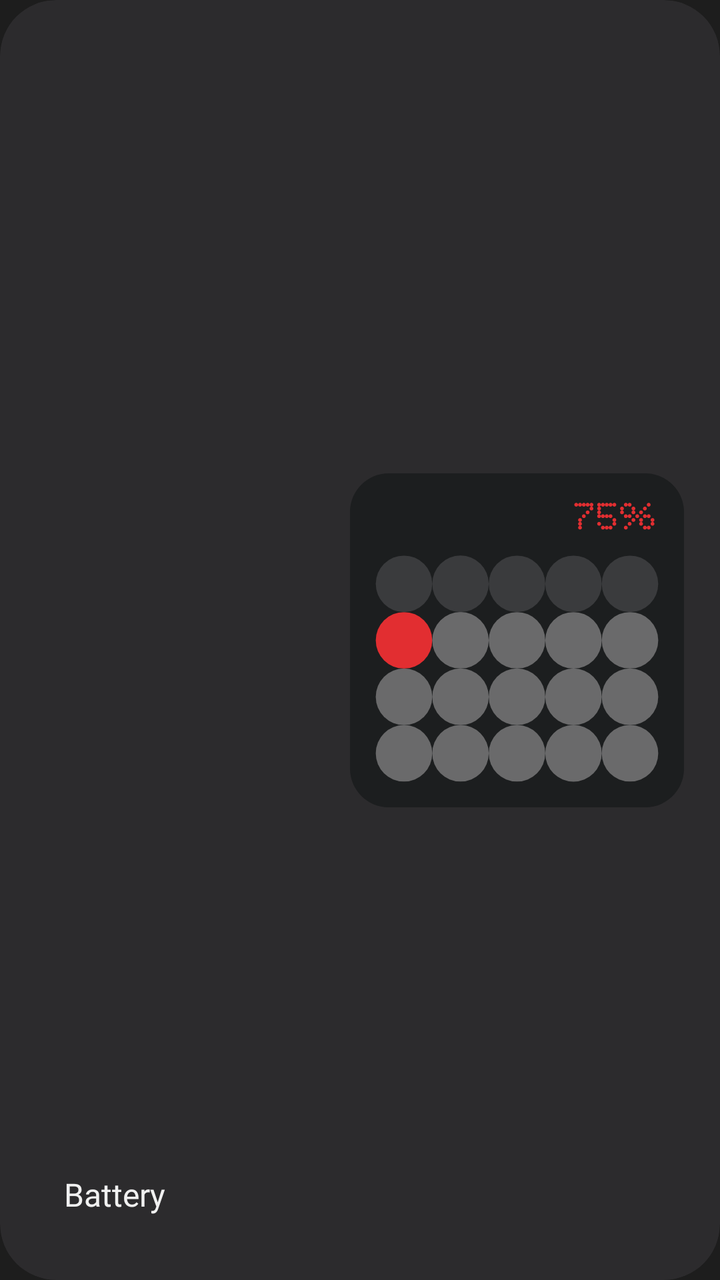
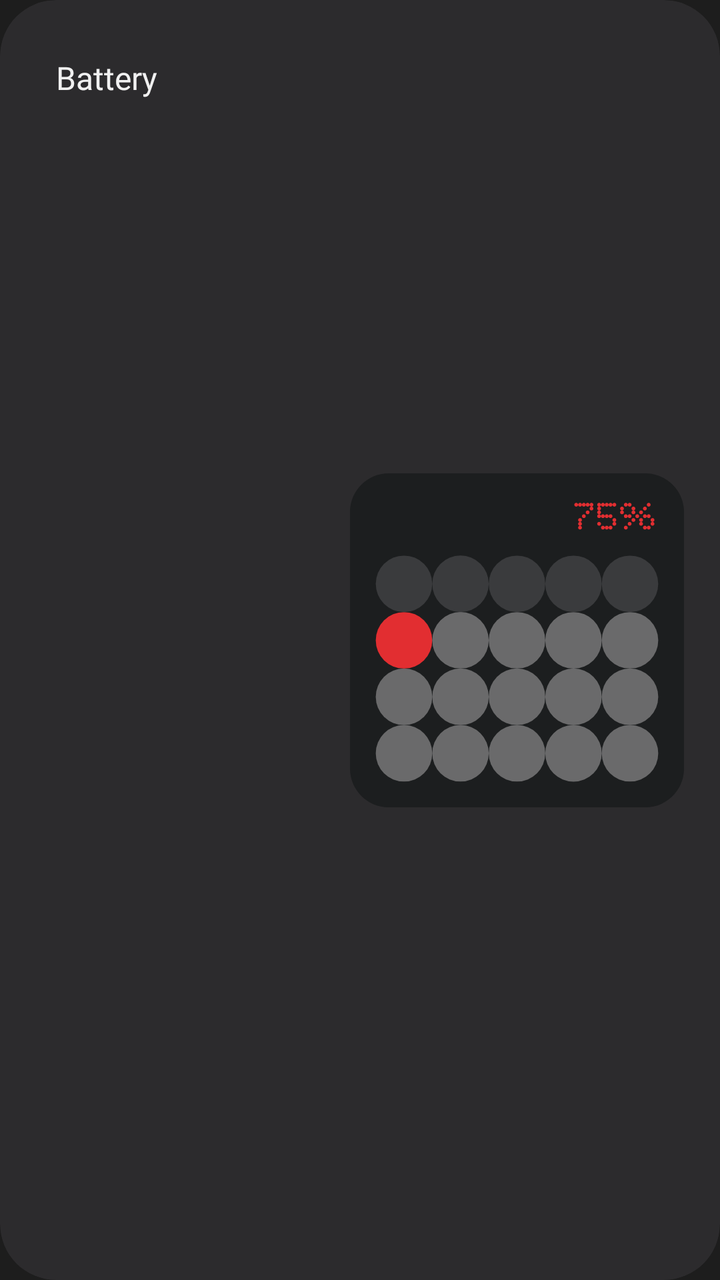

Before-and-after screenshots of an Android layout around one commit, followed by the original layout XML and the change that was made.
<!-- AndroidManifest.xml: application theme AppTheme -->
<!-- res/layout/item_battery_card.xml -->
<?xml version="1.0" encoding="utf-8"?>
<com.google.android.material.card.MaterialCardView xmlns:android="http://schemas.android.com/apk/res/android"
    xmlns:app="http://schemas.android.com/apk/res-auto"
    xmlns:tools="http://schemas.android.com/tools"
    style="?attr/materialCardViewFilledStyle"
    android:layout_width="match_parent"
    android:layout_height="180dp"
    android:layout_marginStart="14dp"
    android:layout_marginEnd="14dp"
    android:layout_marginBottom="14dp"
    android:backgroundTint="?attr/cardUI"
    app:cardCornerRadius="28dp"
    app:cardElevation="0dp">

    <androidx.constraintlayout.widget.ConstraintLayout
        android:layout_width="match_parent"
        android:layout_height="match_parent"
        android:padding="0dp">

        
        <TextView
            android:id="@+id/label_battery"
            android:layout_width="wrap_content"
            android:layout_height="wrap_content"
            android:layout_marginStart="32dp"
            android:layout_marginBottom="32dp"
            android:fontFamily="@font/poppins_regular"
            android:text="Battery"
            android:textColor="?attr/bgColorInVerse"
            android:textSize="16sp"
            app:layout_constraintBottom_toBottomOf="parent"
            app:layout_constraintStart_toStartOf="parent" />

        
        <ImageView
            android:id="@+id/battery_preview"
            android:layout_width="wrap_content"
            android:layout_height="wrap_content"
            android:layout_marginEnd="18dp"
            android:scaleType="centerCrop"
            android:src="@drawable/bat_5"
            app:layout_constraintBottom_toBottomOf="parent"
            app:layout_constraintEnd_toEndOf="parent"
            app:layout_constraintTop_toTopOf="parent" />

    </androidx.constraintlayout.widget.ConstraintLayout>

</com.google.android.material.card.MaterialCardView>
<!-- resources referenced by this layout -->
<resources>
  <color name="bg_color">#1C1E1F</color>
  <color name="md_theme_background">#1d1d1d</color>
  <color name="md_theme_surface">#1d1d1d</color>
  <color name="md_theme_onSurface">#f1f1f1</color>
  <color name="md_theme_primary">#ff0049</color>
  <color name="md_theme_onPrimary">#ffffff</color>
  <color name="md_theme_error">#ba1a1a</color>
  <color name="md_theme_errorContainer">#ffdad6</color>
  <color name="md_theme_onError">#ffffff</color>
  <color name="md_theme_onErrorContainer">#410002</color>
  <color name="md_theme_onBackground">#f1f1f1</color>
  <color name="md_theme_inverseSurface">#f1f1f1</color>
  <color name="md_theme_inverseOnSurface">#1d1d1d</color>
  <color name="md_theme_inversePrimary">#ff0049</color>
  <color name="md_theme_primaryContainer">#ff0049</color>
  <color name="md_theme_onPrimaryContainer">#ffffff</color>
  <color name="md_theme_secondary">#6c696d</color>
  <color name="md_theme_onSecondary">#ffffff</color>
  <color name="md_theme_secondaryContainer">#3b393e</color>
  <color name="md_theme_onSecondaryContainer">#f1f1f1</color>
  <color name="md_theme_tertiary">#2c2b2d</color>
  <color name="md_theme_onTertiary">#f1f1f1</color>
  <color name="md_theme_tertiaryContainer">#2c2b2d</color>
  <color name="md_theme_onTertiaryContainer">#f1f1f1</color>
  <color name="md_theme_outline">#3b393e</color>
  <color name="md_theme_outlineVariant">#2c2b2d</color>
  <color name="md_theme_surfaceVariant">#2c2b2d</color>
  <color name="md_theme_onSurfaceVariant">#f1f1f1</color>
  <color name="md_theme_onPrimaryFixed">#ffffff</color>
  <color name="md_theme_onPrimaryFixedVariant">#ffffff</color>
  <color name="md_theme_onSecondaryFixed">#ffffff</color>
  <color name="md_theme_onSecondaryFixedVariant">#f1f1f1</color>
  <color name="md_theme_onTertiaryFixed">#ffffff</color>
  <color name="md_theme_onTertiaryFixedVariant">#f1f1f1</color>
  <color name="md_theme_primaryFixed">#ff0049</color>
  <color name="md_theme_primaryFixedDim">#cc003a</color>
  <color name="md_theme_secondaryFixed">#6c696d</color>
  <color name="md_theme_secondaryFixedDim">#5a5860</color>
  <color name="md_theme_tertiaryFixed">#2c2b2d</color>
  <color name="md_theme_tertiaryFixedDim">#232224</color>
  <color name="md_theme_surfaceBright">#3b393e</color>
  <color name="md_theme_surfaceContainer">#2c2b2d</color>
  <color name="md_theme_surfaceContainerHigh">#3b393e</color>
  <color name="md_theme_surfaceContainerHighest">#4a484d</color>
  <color name="md_theme_surfaceContainerLow">#232224</color>
  <color name="md_theme_surfaceContainerLowest">#1a191b</color>
  <color name="md_theme_surfaceDim">#1d1d1d</color>
  <color name="bg_color_1">#2A2D2E</color>
  <color name="bg_color_1_dark">#2A2D2E</color>
  <color name="bg_color_2">#6A6A6B</color>
  <color name="bg_color_2_dark">#6A6A6B</color>
  <color name="bg_color_3">#3A3B3D</color>
  <color name="bg_color_inverse">#f1f1f1</color>
  <color name="bg_color_ui">#ececec</color>
  <color name="card_ui">#2c2b2d</color>
  <color name="redf">#E22E31</color>
  <color name="red_light">#f1f1f1</color>
  <!-- unchanged entries left out for length: 2 -->
</resources>

<!-- the commit's change to res/layout/item_battery_card.xml (unified diff, before → after) -->
@@ -22,14 +22,14 @@
             android:id="@+id/label_battery"
             android:layout_width="wrap_content"
             android:layout_height="wrap_content"
-            android:layout_marginStart="32dp"
-            android:layout_marginBottom="32dp"
+            android:layout_marginStart="28dp"
+            android:layout_marginTop="28dp"
             android:fontFamily="@font/poppins_regular"
             android:text="Battery"
             android:textColor="?attr/bgColorInVerse"
             android:textSize="16sp"
-            app:layout_constraintBottom_toBottomOf="parent"
-            app:layout_constraintStart_toStartOf="parent" />
+            app:layout_constraintStart_toStartOf="parent"
+            app:layout_constraintTop_toTopOf="parent" />
 
         
         <ImageView
